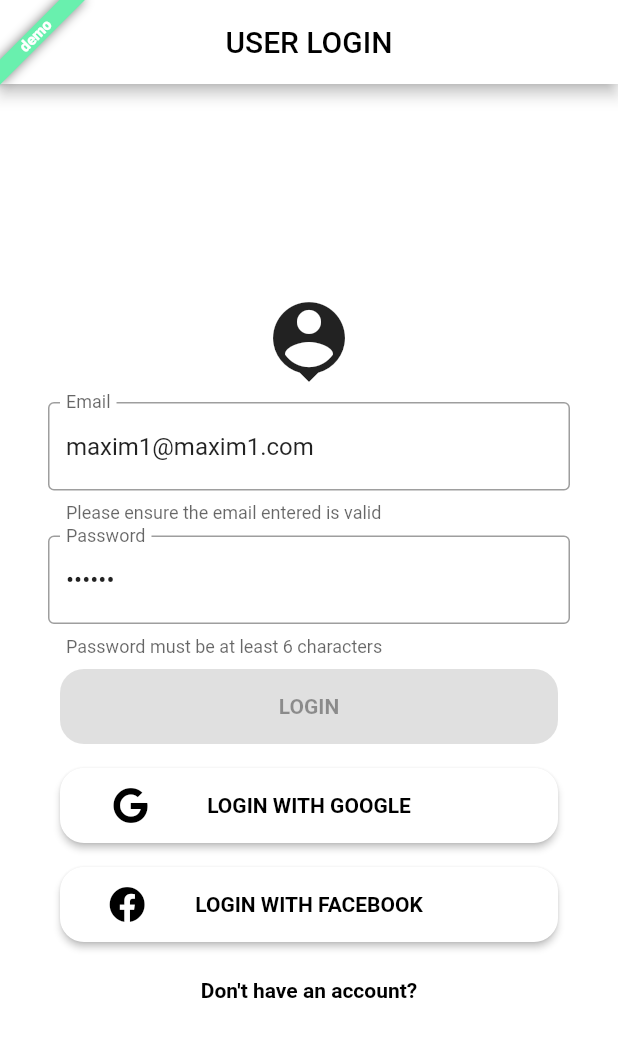
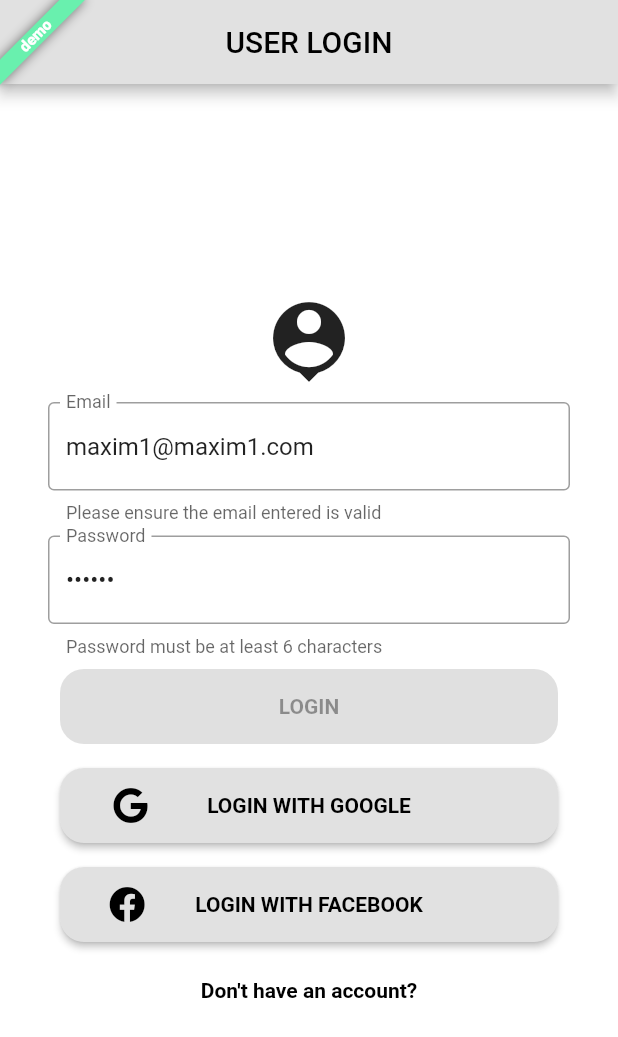
Before and after one commit to maximcore/fire_chat, a Flutter app: the screen it shows after launch, on a phone screen of 412 x 824 dp. Shown: the top 1037 px of the screen. Run offline on Flutter 3.47's test engine with Material 2 defaults, Android fonts, the phone set to English and light mode, and no system bars; our stand-ins replace bloc, cloud_firestore, cloud_functions, device_preview, faker, file_picker and 12 more; missing offline and left inert: flutter_facebook_auth; accounts and stored records are empty; generated files the repository leaves out were written again.

Commit message:
Update theme

```diff
--- a/lib/config/theme.dart
+++ b/lib/config/theme.dart
@@ -12,7 +12,7 @@ class CustomAppTheme {
           onSecondary: Color(0xff000000),
           onSurface: Color(0xff000000),
           onPrimary: Color(0xff000000),
-          primary: Color(0xffffffff),
+          primary: Color(0xffe1e1e1),
           secondary: Color(0xff000000),
           surface: Color(0xffffffff),
           primaryContainer: Color(0xffb45e38),
@@ -21,7 +21,10 @@ class CustomAppTheme {
         textTheme: const TextTheme(
           headline6: TextStyle(color: Colors.black),
           bodyText1: TextStyle(color: Colors.black),
-          bodyText2: TextStyle(color: Colors.black),
+          bodyText2: TextStyle(
+            color: Colors.black,
+            fontSize: 12,
+          ),
           button: TextStyle(
             color: Colors.black,
             fontWeight: FontWeight.bold,
@@ -40,15 +43,18 @@ class CustomAppTheme {
           onSurface: Color(0xffffffff),
           onPrimary: Color(0xffffffff),
           primary: Color(0xff000000),
-          secondary: Color(0xffefaf91),
-          surface: Color(0xff1a1616),
+          secondary: Color(0xff181818),
+          surface: Color(0xff000000),
           primaryContainer: Color(0xff604bde),
           secondaryContainer: Color(0xffa15333),
         ),
         textTheme: const TextTheme(
           headline6: TextStyle(color: Colors.white),
           bodyText1: TextStyle(color: Colors.white),
-          bodyText2: TextStyle(color: Colors.white),
+          bodyText2: TextStyle(
+            color: Colors.white,
+            fontSize: 12,
+          ),
           button: TextStyle(
             color: Colors.white,
             fontWeight: FontWeight.bold,
```
